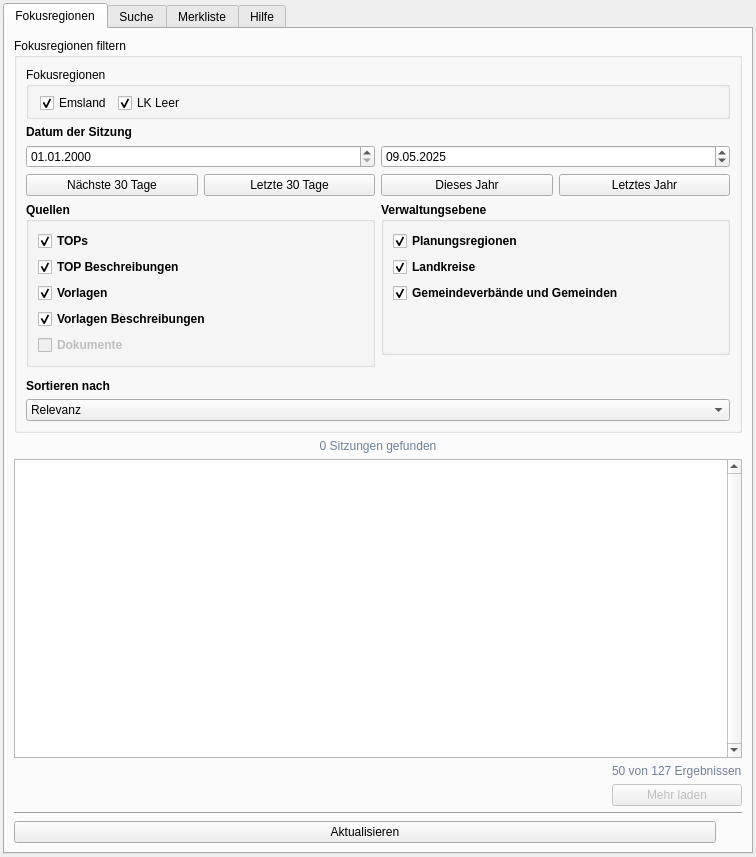
This is ui/poliscope_plugin_dockwidget_base.ui in poliscope-de/poliscope-qgis-plugin as Qt 5 draws it before an edit. The edited form follows.
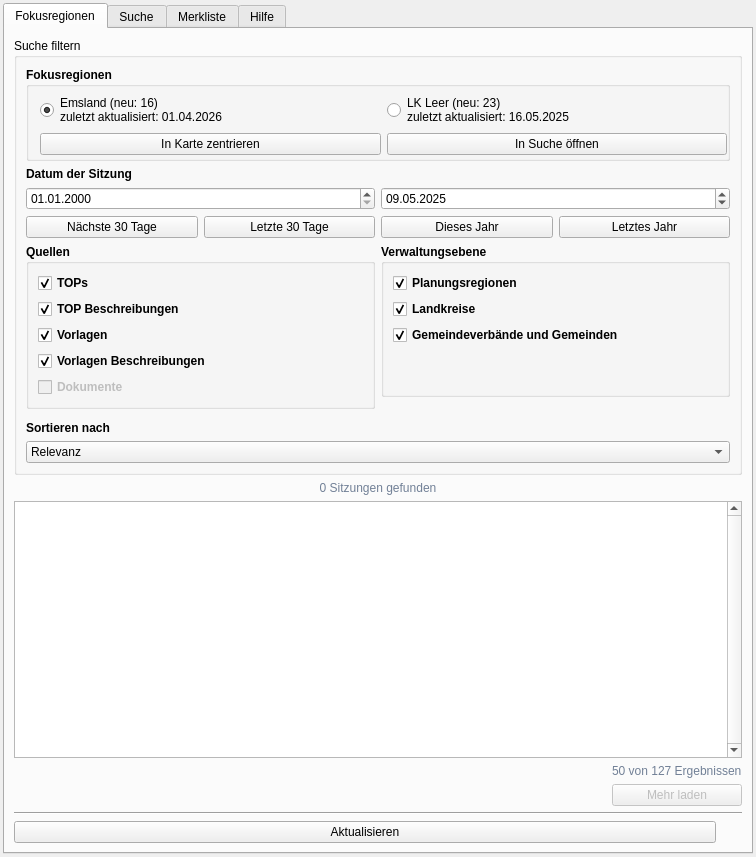
This is the edited form. Icons and pictures are not drawn. Custom widgets are drawn as their Qt base class.

Commit message: Start poliscope_plugin.py rewrite: boilerplate, run() Suche tab wiring, date functions, setResultsToList

The edit to the form file:
```diff
--- a/ui/poliscope_plugin_dockwidget_base.ui
+++ b/ui/poliscope_plugin_dockwidget_base.ui
@@ -97,7 +97,7 @@
              </size>
             </property>
             <property name="title">
-             <string>Fokusregionen filtern</string>
+             <string>Suche filtern</string>
             </property>
             <property name="checkable">
              <bool>false</bool>
@@ -119,6 +119,12 @@
                    <verstretch>0</verstretch>
                   </sizepolicy>
                  </property>
+                 <property name="font">
+                  <font>
+                   <weight>75</weight>
+                   <bold>true</bold>
+                  </font>
+                 </property>
                  <property name="title">
                   <string>Fokusregionen</string>
                  </property>
@@ -136,15 +142,16 @@
                    <number>3</number>
                   </property>
                   <item row="0" column="0">
-                   <widget class="QCheckBox" name="checkBox_12">
-                    <property name="sizePolicy">
-                     <sizepolicy hsizetype="Maximum" vsizetype="Minimum">
-                      <horstretch>0</horstretch>
-                      <verstretch>0</verstretch>
-                     </sizepolicy>
+                   <widget class="QRadioButton" name="rbExample_1_focusregion">
+                    <property name="font">
+                     <font>
+                      <weight>50</weight>
+                      <bold>false</bold>
+                     </font>
                     </property>
                     <property name="text">
-                     <string>Emsland</string>
+                     <string>Emsland (neu: 16) 
+zuletzt aktualisiert: 01.04.2026</string>
                     </property>
                     <property name="checked">
                      <bool>true</bool>
@@ -152,18 +159,45 @@
                    </widget>
                   </item>
                   <item row="0" column="1">
-                   <widget class="QCheckBox" name="checkBox_13">
-                    <property name="sizePolicy">
-                     <sizepolicy hsizetype="Preferred" vsizetype="Minimum">
-                      <horstretch>0</horstretch>
-                      <verstretch>0</verstretch>
-                     </sizepolicy>
+                   <widget class="QRadioButton" name="rbExample_1_focusregion_2">
+                    <property name="font">
+                     <font>
+                      <weight>50</weight>
+                      <bold>false</bold>
+                     </font>
                     </property>
                     <property name="text">
-                     <string>LK Leer</string>
+                     <string>LK Leer (neu: 23) 
+zuletzt aktualisiert: 16.05.2025</string>
                     </property>
-                    <property name="checked">
-                     <bool>true</bool>
+                   </widget>
+                  </item>
+                  <item row="1" column="0">
+                   <widget class="QPushButton" name="pbInKarteZentrieren_focusregion">
+                    <property name="font">
+                     <font>
+                      <weight>50</weight>
+                      <bold>false</bold>
+                     </font>
+                    </property>
+                    <property name="text">
+                     <string>In Karte zentrieren</string>
+                    </property>
+                   </widget>
+                  </item>
+                  <item row="1" column="1">
+                   <widget class="QPushButton" name="pbInSucheOeffnen_focusregion">
+                    <property name="font">
+                     <font>
+                      <weight>50</weight>
+                      <bold>false</bold>
+                     </font>
+                    </property>
+                    <property name="toolTip">
+                     <string>Öffnet den Suche-Tab mit allen Inhalten dieser Fokusregion – nicht nur die Neuigkeiten</string>
+                    </property>
+                    <property name="text">
+                     <string>In Suche öffnen</string>
                     </property>
                    </widget>
                   </item>
```
Left out of the diff: 71 changed lines with no effect on the pictures. The commit also changes 5 other files.
